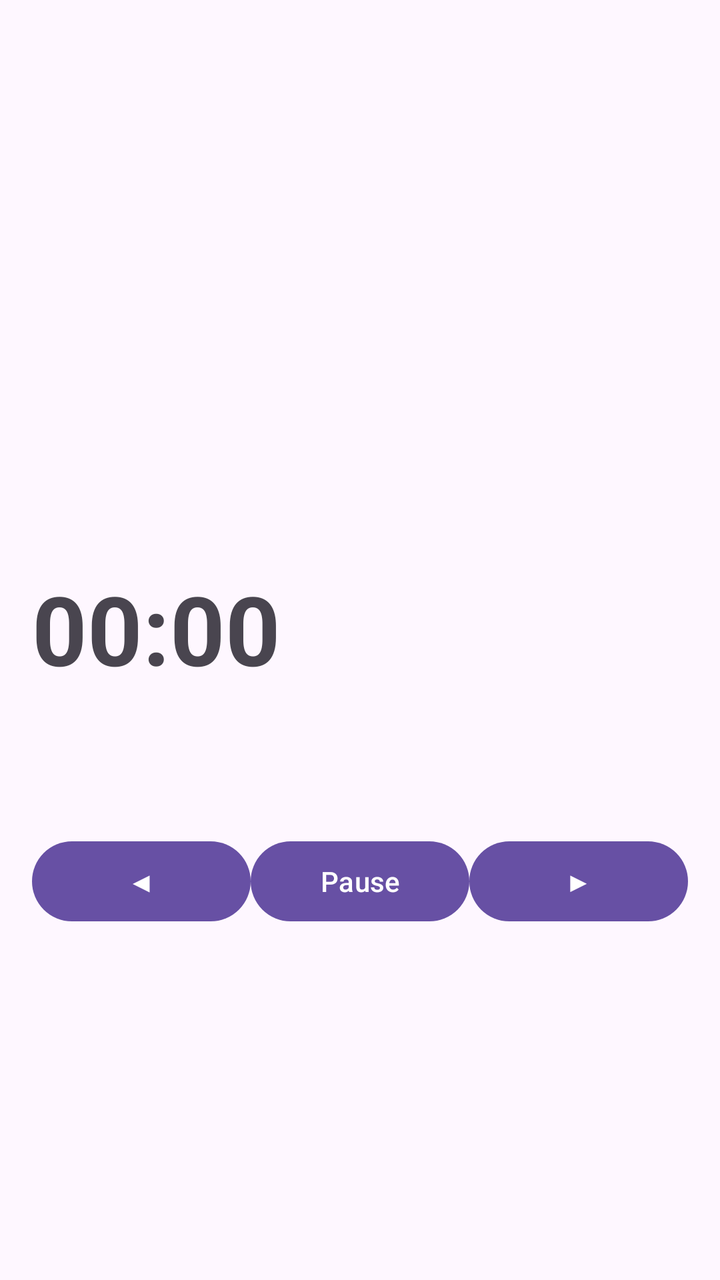
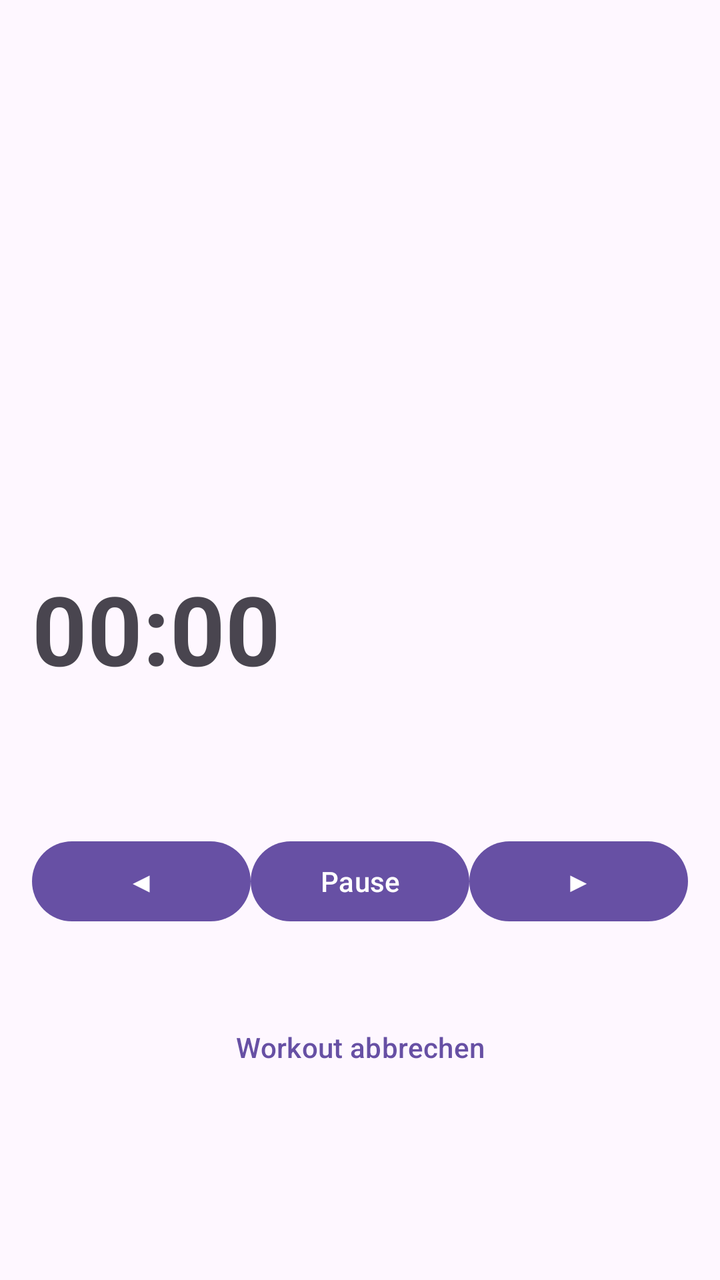

The first picture is an Android layout as it rendered before a commit; the second is the same layout after the commit. The layout source and the unified diff follow.
<!-- AndroidManifest.xml: application theme Theme.Workout -->
<!-- res/layout/fragment_player.xml -->
<?xml version="1.0" encoding="utf-8"?>
<LinearLayout xmlns:android="http://schemas.android.com/apk/res/android"
    android:layout_width="match_parent"
    android:layout_height="match_parent"
    xmlns:app="http://schemas.android.com/apk/res-auto"
    android:orientation="vertical"
    android:padding="16dp">

    <FrameLayout
        android:layout_width="match_parent"
        android:layout_height="250dp"
        android:layout_marginBottom="16dp">

        <ImageView
            android:id="@+id/imgMedia"
            android:layout_width="match_parent"
            android:layout_height="match_parent"
            android:scaleType="centerCrop"/>

        <androidx.media3.ui.PlayerView
            android:id="@+id/videoPlayer"
            android:layout_width="match_parent"
            android:layout_height="match_parent"
            android:visibility="gone"
            android:keepScreenOn="true"
            app:use_controller="false"/>
    </FrameLayout>

    <TextView
        android:id="@+id/txtTimer"
        android:layout_width="wrap_content"
        android:layout_height="wrap_content"
        android:text="00:00"
        android:textSize="48sp"
        android:textStyle="bold"/>

    <TextView
        android:id="@+id/txtState"
        android:layout_width="wrap_content"
        android:layout_height="wrap_content"
        android:textStyle="bold"/>

    <TextView
        android:id="@+id/txtProgress"
        android:layout_width="wrap_content"
        android:layout_height="wrap_content"
        android:textSize="14sp"/>

    <TextView
        android:id="@+id/txtTitle"
        android:layout_width="wrap_content"
        android:layout_height="wrap_content"
        android:textSize="24sp"/>

    <LinearLayout
        android:layout_width="match_parent"
        android:layout_height="wrap_content">

        <Button
            android:id="@+id/btnPrevious"
            android:layout_width="0dp"
            android:layout_height="wrap_content"
            android:layout_weight="1"
            android:text="◀"/>

        <Button
            android:id="@+id/btnPause"
            android:layout_width="0dp"
            android:layout_height="wrap_content"
            android:layout_weight="1"
            android:text="Pause"/>

        <Button
            android:id="@+id/btnNext"
            android:layout_width="0dp"
            android:layout_height="wrap_content"
            android:layout_weight="1"
            android:text="▶"/>
    </LinearLayout>

    <TextView
        android:id="@+id/txtDescription"
        android:layout_width="match_parent"
        android:layout_height="wrap_content"/>
</LinearLayout>
<!-- resources referenced by this layout -->
<resources>
  <style name="Theme.Workout" parent="Base.Theme.Workout" />
  <style name="Base.Theme.Workout" parent="Theme.Material3.DayNight.NoActionBar">
          
          
      </style>
</resources>

<!-- the commit's change to res/layout/fragment_player.xml (unified diff, before → after) -->
@@ -82,4 +82,12 @@
         android:id="@+id/txtDescription"
         android:layout_width="match_parent"
         android:layout_height="wrap_content"/>
+
+    <Button
+        android:id="@+id/btnCancel"
+        style="@style/Widget.Material3.Button.TextButton"
+        android:layout_width="match_parent"
+        android:layout_height="wrap_content"
+        android:layout_marginTop="16dp"
+        android:text="Workout abbrechen"/>
 </LinearLayout>
